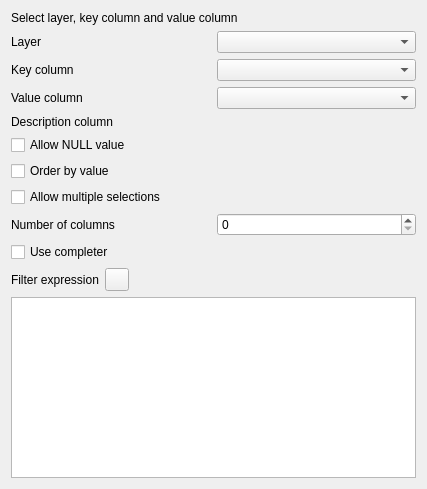
Before: the Qt Designer form src/ui/editorwidgets/qgsvaluerelationconfigdlgbase.ui in nextgis/nextgisqgis, drawn with Qt 5.
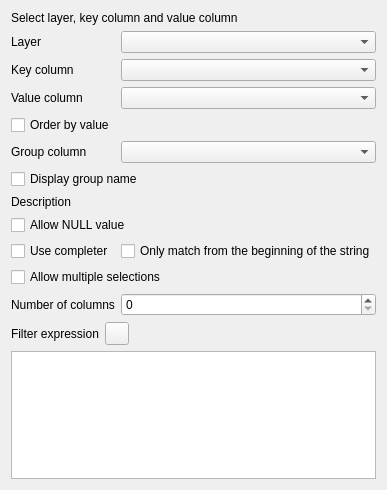
After: the same form once the commit is applied. Icons and pictures are not drawn. Custom widgets are drawn as their Qt base class.

What changed in the file:
```diff
--- a/src/ui/editorwidgets/qgsvaluerelationconfigdlgbase.ui
+++ b/src/ui/editorwidgets/qgsvaluerelationconfigdlgbase.ui
@@ -6,15 +6,15 @@
    <rect>
     <x>0</x>
     <y>0</y>
-    <width>427</width>
-    <height>489</height>
+    <width>318</width>
+    <height>490</height>
    </rect>
   </property>
   <property name="windowTitle">
    <string notr="true">Form</string>
   </property>
   <layout class="QGridLayout" name="gridLayout" columnstretch="0,0">
-   <item row="13" column="0" colspan="2">
+   <item row="14" column="0" colspan="2">
     <layout class="QHBoxLayout" name="horizontalLayout">
      <item>
       <widget class="QLabel" name="label_19">
@@ -52,14 +52,14 @@
      </item>
     </layout>
    </item>
-   <item row="9" column="0">
+   <item row="13" column="0">
     <widget class="QLabel" name="label_nofColumns">
      <property name="text">
       <string>Number of columns</string>
      </property>
     </widget>
    </item>
-   <item row="14" column="0" colspan="2">
+   <item row="17" column="0" colspan="2">
     <widget class="QTextEdit" name="mFilterExpression"/>
    </item>
    <item row="0" column="0" colspan="2">
@@ -82,34 +82,41 @@
    <item row="3" column="1">
     <widget class="QgsFieldComboBox" name="mValueColumn"/>
    </item>
+   <item row="4" column="0" colspan="2">
+    <widget class="QCheckBox" name="mOrderByValue">
+     <property name="text">
+      <string>Order by value</string>
+     </property>
+    </widget>
+   </item>
    <item row="1" column="1">
     <widget class="QgsMapLayerComboBox" name="mLayerName"/>
    </item>
-   <item row="8" column="0" colspan="2">
+   <item row="12" column="0" colspan="2">
     <widget class="QCheckBox" name="mAllowMulti">
      <property name="text">
       <string>Allow multiple selections</string>
      </property>
     </widget>
    </item>
-   <item row="5" column="0" colspan="2">
+   <item row="8" column="0" colspan="2">
     <widget class="QCheckBox" name="mAllowNull">
      <property name="text">
       <string>Allow NULL value</string>
      </property>
     </widget>
    </item>
-   <item row="11" column="0" colspan="2">
+   <item row="11" column="0">
     <widget class="QCheckBox" name="mUseCompleter">
      <property name="text">
       <string>Use completer</string>
      </property>
     </widget>
    </item>
-   <item row="7" column="0" colspan="2">
-    <widget class="QCheckBox" name="mOrderByValue">
+   <item row="11" column="1">
+    <widget class="QCheckBox" name="mCompleterMatchFromStart">
      <property name="text">
-      <string>Order by value</string>
+      <string>Only match from the beginning of the string</string>
      </property>
     </widget>
    </item>
@@ -123,8 +130,15 @@
      </property>
     </widget>
    </item>
-   <item row="9" column="1">
-    <widget class="QgsSpinBox" name="mNofColumns"/>
+   <item row="13" column="1">
+    <widget class="QgsSpinBox" name="mNofColumns">
+     <property name="sizePolicy">
+      <sizepolicy hsizetype="Expanding" vsizetype="Preferred">
+       <horstretch>1</horstretch>
+       <verstretch>0</verstretch>
+      </sizepolicy>
+     </property>
+    </widget>
    </item>
    <item row="2" column="1">
     <widget class="QgsFieldComboBox" name="mKeyColumn"/>
@@ -139,14 +153,34 @@
      </property>
     </widget>
    </item>
-   <item row="4" column="0">
+   <item row="5" column="0">
+    <widget class="QLabel" name="label_9">
+     <property name="text">
+      <string>Group column</string>
+     </property>
+     <property name="buddy">
+      <cstring>mGroupColumn</cstring>
+     </property>
+    </widget>
+   </item>
+   <item row="5" column="1">
+    <widget class="QgsFieldComboBox" name="mGroupColumn"/>
+   </item>
+   <item row="6" column="0" colspan="2">
+    <widget class="QCheckBox" name="mDisplayGroupName">
+     <property name="text">
+      <string>Display group name</string>
+     </property>
+    </widget>
+   </item>
+   <item row="7" column="0">
     <widget class="QLabel" name="label">
      <property name="text">
-      <string>Description column</string>
+      <string>Description</string>
      </property>
     </widget>
    </item>
-   <item row="4" column="1">
+   <item row="7" column="1">
     <widget class="QgsFieldExpressionWidget" name="mDescriptionExpression" native="true"/>
    </item>
   </layout>
```
Left out of the diff: 7 changed lines with no effect on the pictures.
